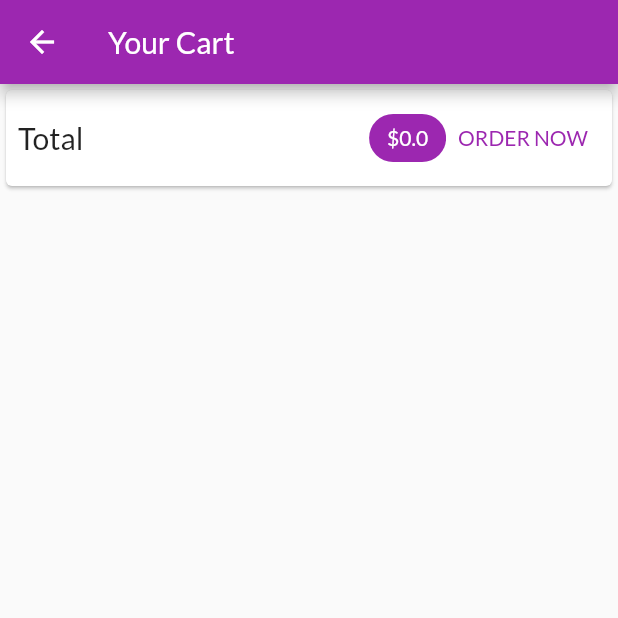
After one commit to Keslerdk/shop, a Flutter app: the CartScreen screen opened by its route, on a phone screen of 412 x 824 dp, the top half of it. The commit adds this screen. Run offline on Flutter 3.47's test engine with Material 2 defaults, Android fonts, the phone set to English and light mode, and no system bars; network calls fail.

Commit message:
cart screen

```diff
--- a/lib/main.dart
+++ b/lib/main.dart
@@ -2,6 +2,7 @@ import 'package:flutter/material.dart';
 import 'package:provider/provider.dart';
 import 'package:shop/provider/cart.dart';
 import 'package:shop/provider/products_provider.dart';
+import 'package:shop/screens/cart_screen.dart';
 import 'package:shop/screens/product_detail_screen.dart';
 import 'package:shop/screens/products_overview_screen.dart';
 
@@ -24,9 +25,10 @@ class MyApp extends StatelessWidget {
           colorScheme: ColorScheme.fromSwatch(primarySwatch: Colors.purple)
               .copyWith(secondary: Colors.deepOrange),
           fontFamily: 'Lato'),
-      home: ProductOverviewScreen(),
+      home: const ProductOverviewScreen(),
       routes: {
-        ProductDetailScreen.routeName: (ctx) => const ProductDetailScreen()
+        ProductDetailScreen.routeName: (ctx) => const ProductDetailScreen(),
+        CartScreen.routeName: (ctx) => const CartScreen(),
       },
     ),);
   }
--- a/lib/provider/cart.dart
+++ b/lib/provider/cart.dart
@@ -44,4 +44,17 @@ class Cart with ChangeNotifier {
     }
     notifyListeners();
   }
+
+  double get totalAmount {
+    double sum = 0;
+    _items.forEach((key, value) {
+       sum+=value.price*value.quantity;
+    });
+    return sum;
+  }
+
+  void removeItem(String productId) {
+    _items.remove(productId);
+    notifyListeners();
+  }
 }
--- /dev/null
+++ b/lib/screens/cart_screen.dart
@@ -0,0 +1,62 @@
+import 'package:flutter/material.dart';
+import 'package:provider/provider.dart';
+import 'package:shop/provider/cart.dart';
+import 'package:shop/widgets/cart_tile.dart';
+
+class CartScreen extends StatelessWidget {
+  static const routeName = "/cartScreen";
+
+  const CartScreen({Key? key}) : super(key: key);
+
+  @override
+  Widget build(BuildContext context) {
+    final cartContainer = Provider.of<Cart>(context);
+    return Scaffold(
+      appBar: AppBar(
+        title: const Text("Your Cart"),
+      ),
+      body: Column(
+        children: [
+          Card(
+            child: Padding(
+              padding: const EdgeInsets.all(8.0),
+              child: Row(
+                mainAxisAlignment: MainAxisAlignment.spaceBetween,
+                children: [
+                  const Text(
+                    "Total",
+                    style: TextStyle(fontSize: 20),
+                  ),
+                  const Spacer(),
+                  Chip(
+                    label: Text(
+                      "\$${cartContainer.totalAmount}",
+                      style: const TextStyle(color: Colors.white),
+                    ),
+                    backgroundColor: Theme.of(context).colorScheme.primary,
+                  ),
+                  TextButton(onPressed: () {}, child: const Text("ORDER NOW"))
+                ],
+              ),
+            ),
+          ),
+          const SizedBox(
+            height: 10,
+          ),
+          Expanded(
+            child: ListView.builder(
+              itemCount: cartContainer.itemCount,
+              itemBuilder: (context, index) => CartTile(
+                id: cartContainer.items.values.toList()[index].id,
+                title: cartContainer.items.values.toList()[index].title,
+                quantity: cartContainer.items.values.toList()[index].quantity,
+                price: cartContainer.items.values.toList()[index].price,
+                productId: cartContainer.items.keys.toList()[index],
+              ),
+            ),
+          ),
+        ],
+      ),
+    );
+  }
+}
--- a/lib/screens/products_overview_screen.dart
+++ b/lib/screens/products_overview_screen.dart
@@ -2,6 +2,7 @@ import 'package:flutter/material.dart';
 import 'package:provider/provider.dart';
 import 'package:shop/provider/cart.dart';
 import 'package:shop/provider/products_provider.dart';
+import 'package:shop/screens/cart_screen.dart';
 import 'package:shop/widgets/badge.dart';
 import 'package:shop/widgets/products_grid.dart';
 
@@ -30,7 +31,7 @@ class _ProductOverviewScreenState extends State<ProductOverviewScreen> {
                 value: cartData.itemCount.toString(),
                 color: Theme.of(context).colorScheme.secondary);},
             child:  IconButton(
-                onPressed: () {},
+                onPressed: () => Navigator.pushNamed(context, CartScreen.routeName),
                 icon: const Icon(Icons.shopping_cart),
               )
           ),
```
Also changed, not shown: lib/widgets/cart_tile.dart (added, +65 -0 lines).
